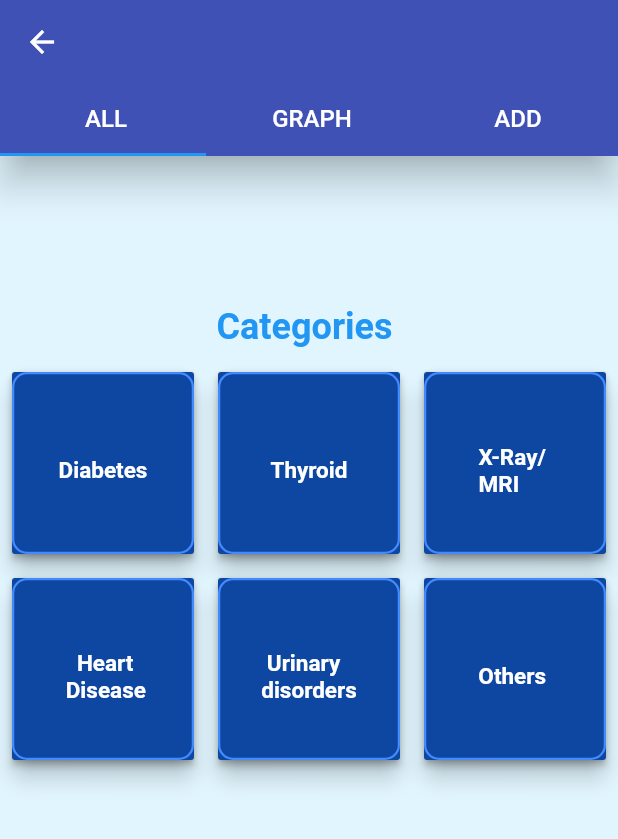
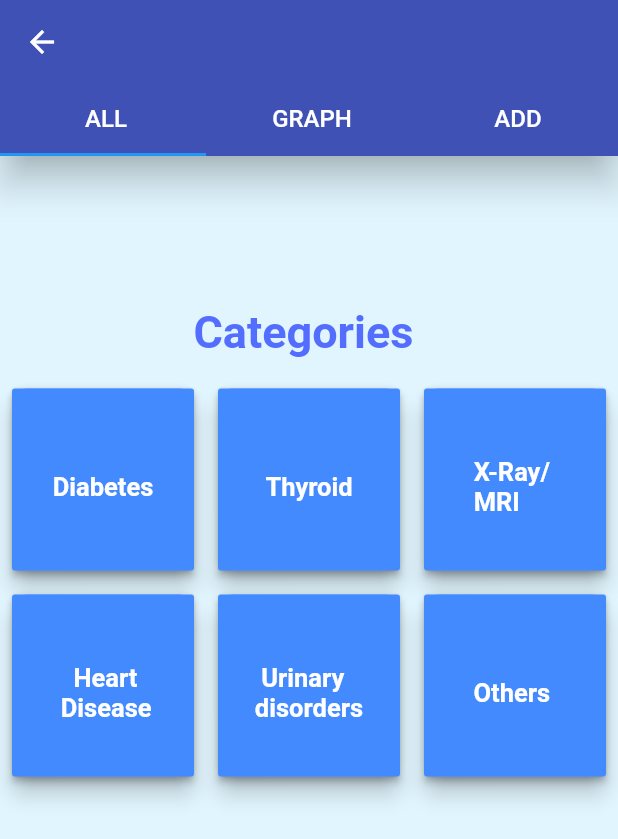
Before and after one commit to rahulsunil2/MediLocker, a Flutter app: the AddReport screen opened directly, on a phone screen of 412 x 824 dp. Shown: the top 839 px of the screen. Run offline on Flutter 3.47's test engine with Material 2 defaults, Android fonts, the phone set to English and light mode, and no system bars; our stand-ins replace bloc, equatable, flutter_bloc, image_picker, rflutter_alert, shared_preferences and 1 more; missing offline and left inert: flutter_uploader; accounts and stored records are empty; network calls fail; Roboto replaces fonts that are missing (Monsteratt, Poppins); project files that could hold a hidden picture were left out.

Commit message:
Add files via upload

```diff
--- a/lib/Reports/upload.dart
+++ b/lib/Reports/upload.dart
@@ -179,13 +179,14 @@ class _AddReportState extends State<AddReport> {
             alignment: Alignment.center,
             child: Text("Categories ",
                 style: TextStyle(
-                  fontSize: 24,
-                  color: Colors.blue,
+                  fontFamily: 'Poppins' ,
+                  fontSize: 30,
+                  color: Colors.indigoAccent,
                   fontWeight: FontWeight.bold,
                 )),
           ),
           Padding(
-            padding: const EdgeInsets.only(top: 8.0),
+            padding: const EdgeInsets.only(top: 12.0),
             child: GridView.count(
                 shrinkWrap: true,
                 crossAxisCount: 3,
@@ -374,11 +375,11 @@ class Menu extends StatelessWidget {
         margin: EdgeInsets.all(8.0),
         shape: RoundedRectangleBorder(
           side: BorderSide(
-              color: Colors.blueAccent, style: BorderStyle.solid, width: 1.5),
+              color: Colors.blueAccent, width: 4),
           borderRadius: BorderRadius.circular(10),
         ),
         child: RaisedButton(
-          color: Colors.blue[900],
+          color: Colors.blueAccent,
           child: Column(
               crossAxisAlignment: CrossAxisAlignment.center,
               mainAxisAlignment: MainAxisAlignment.center,
@@ -389,7 +390,7 @@ class Menu extends StatelessWidget {
                     child: Text(
                       title,
                       style: TextStyle(
-                          fontSize: 15,
+                          fontSize: 17,
                           fontFamily: 'Monsteratt',
                           fontWeight: FontWeight.bold,
                           color: Colors.white),
```
